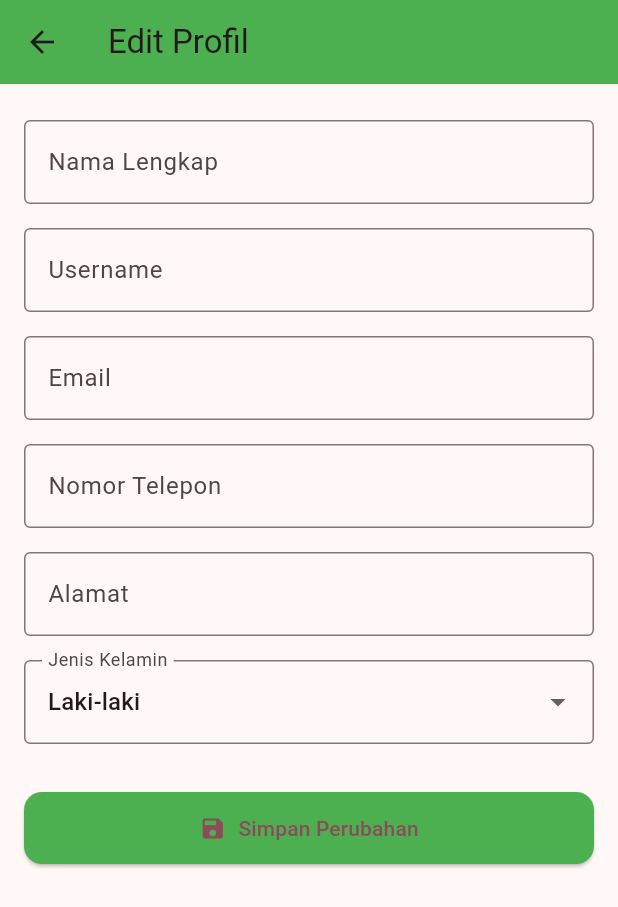
After one commit to art-trnty/Florista, a Flutter app: the screen it shows once a user with an empty profile is signed in, item 4 of the bottom bar chosen, scrolled down 97 dp, after a tap on "Edit Profil", on a phone screen of 412 x 824 dp. The commit adds this screen. Shown: the top 907 px of the screen. Run offline on Flutter 3.47's test engine with Material 3 defaults, Android fonts, the phone set to English and light mode, and no system bars; our stand-ins replace cloud_firestore, firebase_auth, firebase_core, flutter_spinkit, geocoding, geolocator and 2 more; missing offline and left inert: firebase_app_check; accounts and stored records are empty.

Commit message:
Update files
Pembaruan desain edit profile

```diff
--- /dev/null
+++ b/lib/screens/AdditionalFeaturesScreen/EditProfileScreen.dart
@@ -0,0 +1,201 @@
+import 'package:flutter/material.dart';
+import 'package:cloud_firestore/cloud_firestore.dart';
+
+class EditProfileScreen extends StatefulWidget {
+  final Map<String, dynamic> currentData;
+  final DocumentReference userDocRef;
+
+  const EditProfileScreen({
+    super.key,
+    required this.currentData,
+    required this.userDocRef,
+  });
+
+  @override
+  State<EditProfileScreen> createState() => _EditProfileScreenState();
+}
+
+class _EditProfileScreenState extends State<EditProfileScreen> {
+  final _formKey = GlobalKey<FormState>();
+  late TextEditingController nameController;
+  late TextEditingController usernameController;
+  late TextEditingController emailController;
+  late TextEditingController phoneController;
+  late TextEditingController addressController;
+  String gender = 'Laki-laki';
+  bool isSaving = false;
+
+  @override
+  void initState() {
+    super.initState();
+
+    final rawGender = widget.currentData['gender'] ?? 'Laki-laki';
+    final genderList = ['Laki-laki', 'Perempuan'];
+    gender = genderList.contains(rawGender) ? rawGender : 'Laki-laki';
+
+    nameController = TextEditingController(text: widget.currentData['name']);
+    usernameController = TextEditingController(
+      text: widget.currentData['username'],
+    );
+    emailController = TextEditingController(text: widget.currentData['email']);
+    phoneController = TextEditingController(
+      text: widget.currentData['phoneNumber'],
+    );
+    addressController = TextEditingController(
+      text: widget.currentData['address'],
+    );
+  }
+
+  Future<void> _saveChanges() async {
+    if (_formKey.currentState!.validate()) {
+      setState(() => isSaving = true);
+      try {
+        // Ambil semua dokumen user dari koleksi (misal: 'users')
+        final snapshot =
+            await FirebaseFirestore.instance.collection('users').get();
+
+        final newUsername = usernameController.text.trim();
+        final newEmail = emailController.text.trim();
+        final newPhone = phoneController.text.trim();
+
+        bool isDuplicate(String field, String value) {
+          return snapshot.docs.any(
+            (doc) => doc.id != widget.userDocRef.id && doc.get(field) == value,
+          );
+        }
+
+        if (isDuplicate('username', newUsername)) {
+          _showError('Username sudah digunakan.');
+        } else if (isDuplicate('email', newEmail)) {
+          _showError('Email sudah digunakan.');
+        } else if (isDuplicate('phoneNumber', newPhone)) {
+          _showError('Nomor telepon sudah digunakan.');
+        } else {
+          await widget.userDocRef.update({
+            'name': nameController.text.trim(),
+            'username': newUsername,
+            'email': newEmail,
+            'phoneNumber': newPhone,
+            'address': addressController.text.trim(),
+            'gender': gender,
+          });
+          ScaffoldMessenger.of(context).showSnackBar(
+            const SnackBar(content: Text('Profil berhasil diperbarui')),
+          );
+          Navigator.pop(context, true);
+        }
+      } catch (e) {
+        ScaffoldMessenger.of(
+          context,
+        ).showSnackBar(SnackBar(content: Text('Gagal menyimpan: $e')));
+      } finally {
+        setState(() => isSaving = false);
+      }
+    }
+  }
+
+  void _showError(String message) {
+    ScaffoldMessenger.of(context).showSnackBar(
+      SnackBar(content: Text(message), backgroundColor: Colors.red),
+    );
+  }
+
+  @override
+  Widget build(BuildContext context) {
+    return Scaffold(
+      appBar: AppBar(
+        title: const Text('Edit Profil'),
+        backgroundColor: Colors.green,
+      ),
+      body:
+          isSaving
+              ? const Center(child: CircularProgressIndicator())
+              : Padding(
+                padding: const EdgeInsets.all(16.0),
+                child: Form(
+                  key: _formKey,
+                  child: ListView(
+                    children: [
+                      _buildTextField(nameController, 'Nama Lengkap'),
+                      _buildTextField(usernameController, 'Username'),
+                      _buildTextField(
+                        emailController,
+                        'Email',
+                        keyboardType: TextInputType.emailAddress,
+                      ),
+                      _buildTextField(
+                        phoneController,
+                        'Nomor Telepon',
+                        keyboardType: TextInputType.phone,
+                      ),
+                      _buildTextField(addressController, 'Alamat'),
+                      _buildDropdown(
+                        'Jenis Kelamin',
+                        ['Laki-laki', 'Perempuan'],
+                        gender,
+                        (val) => setState(() => gender = val!),
+                      ),
+                      const SizedBox(height: 24),
+                      ElevatedButton.icon(
+                        onPressed: _saveChanges,
+                        icon: const Icon(Icons.save),
+                        label: const Text('Simpan Perubahan'),
+                        style: ElevatedButton.styleFrom(
+                          backgroundColor: Colors.green,
+                          padding: const EdgeInsets.symmetric(vertical: 14),
+                          shape: RoundedRectangleBorder(
+                            borderRadius: BorderRadius.circular(12),
+                          ),
+                        ),
+                      ),
+                    ],
+                  ),
+                ),
+              ),
+    );
+  }
+
+  Widget _buildTextField(
+    TextEditingController controller,
+    String label, {
+    TextInputType keyboardType = TextInputType.text,
+  }) {
+    return Padding(
+      padding: const EdgeInsets.symmetric(vertical: 8),
+      child: TextFormField(
+        controller: controller,
+        keyboardType: keyboardType,
+        decoration: InputDecoration(
+          labelText: label,
+          border: const OutlineInputBorder(),
+        ),
+        validator:
+            (value) =>
+                value == null || value.isEmpty ? 'Tidak boleh kosong' : null,
+      ),
+    );
+  }
+
+  Widget _buildDropdown(
+    String label,
+    List<String> items,
+    String currentValue,
+    void Function(String?) onChanged,
+  ) {
+    return Padding(
+      padding: const EdgeInsets.symmetric(vertical: 8),
+      child: DropdownButtonFormField<String>(
+        value: currentValue,
+        items:
+            items
+                .map((e) => DropdownMenuItem(value: e, child: Text(e)))
+                .toList(),
+        onChanged: onChanged,
+        decoration: InputDecoration(
+          labelText: label,
+          border: const OutlineInputBorder(),
+        ),
+      ),
+    );
+  }
+}
--- a/lib/screens/AdditionalFeaturesScreen/ProfileDetailScreens.dart
+++ b/lib/screens/AdditionalFeaturesScreen/ProfileDetailScreens.dart
@@ -3,6 +3,9 @@ import 'package:cloud_firestore/cloud_firestore.dart';
 import 'package:firebase_auth/firebase_auth.dart';
 import 'package:flutter/material.dart';
 import 'package:image_picker/image_picker.dart';
+import 'package:flutter_spinkit/flutter_spinkit.dart';
+
+import 'package:florista/screens/AdditionalFeaturesScreen/EditProfileScreen.dart';
 import 'package:florista/screens/SignInScreen.dart';
 import 'package:florista/screens/Store/AllStoreScreen.dart';
 import 'package:florista/screens/Store/FavoriteStoreScreen.dart';
@@ -28,7 +31,17 @@ class _ProfileDetailScreenState extends State<ProfileDetailScreen> {
       userDocRef = FirebaseFirestore.instance
           .collection('users')
           .doc(user!.uid);
+      _fetchUserData();
     }
+  }
+
+  void _fetchUserData() async {
+    setState(() => _isLoading = true);
+    final snapshot = await userDocRef.get();
+    setState(() {
+      userData = snapshot.data() as Map<String, dynamic>;
+      _isLoading = false;
+    });
   }
 
   ImageProvider<Object> _getProfileImageProvider(String imageData) {
@@ -53,7 +66,7 @@ class _ProfileDetailScreenState extends State<ProfileDetailScreen> {
 
       try {
         await userDocRef.update({'photoBase64': base64Image});
-        setState(() {}); // Trigger reload UI
+        setState(() {}); // reload
         ScaffoldMessenger.of(context).showSnackBar(
           const SnackBar(content: Text('Foto berhasil diperbarui')),
         );
@@ -124,7 +137,7 @@ class _ProfileDetailScreenState extends State<ProfileDetailScreen> {
       await FirebaseAuth.instance.signOut();
       Navigator.pushReplacement(
         context,
-        MaterialPageRoute(builder: (context) => const SignInScreen()),
+        MaterialPageRoute(builder: (_) => const SignInScreen()),
       );
     }
   }
@@ -139,7 +152,7 @@ class _ProfileDetailScreenState extends State<ProfileDetailScreen> {
       case 1:
         Navigator.pushReplacement(
           context,
-          MaterialPageRoute(builder: (context) => const AllStoresScreen()),
+          MaterialPageRoute(builder: (_) => const AllStoresScreen()),
         );
         break;
       case 2:
@@ -147,7 +160,7 @@ class _ProfileDetailScreenState extends State<ProfileDetailScreen> {
           context,
           MaterialPageRoute(
             builder:
-                (context) => FavoriteStoreScreen(
+                (_) => FavoriteStoreScreen(
                   favoriteStoreIds: const [],
                   allStores: const [],
                   currentUserUid: user?.uid ?? '',
@@ -184,11 +197,7 @@ class _ProfileDetailScreenState extends State<ProfileDetailScreen> {
         backgroundColor: Colors.green,
         centerTitle: true,
         actions: [
-          IconButton(
-            icon: const Icon(Icons.logout),
-            tooltip: 'Logout',
-            onPressed: _logout,
-          ),
+          IconButton(icon: const Icon(Icons.logout), onPressed: _logout),
         ],
       ),
       bottomNavigationBar: BottomNavigationBar(
@@ -206,7 +215,23 @@ class _ProfileDetailScreenState extends State<ProfileDetailScreen> {
           BottomNavigationBarItem(icon: Icon(Icons.person), label: "Profil"),
         ],
       ),
-      body: Container(
+      body: Stack(
+        children: [
+          _buildProfileContent(),
+          if (_isLoading)
+            Container(
+              color: Colors.black.withOpacity(0.3),
+              child: const Center(
+                child: SpinKitFadingCircle(color: Colors.green, size: 60.0),
+              ),
+            ),
+        ],
+      ),
+    );
+  }
+
+  Widget _buildProfileContent() {
+    return Container(
       decoration: BoxDecoration(
         gradient: LinearGradient(
           colors: [Colors.white, Colors.green.shade50],
@@ -219,7 +244,7 @@ class _ProfileDetailScreenState extends State<ProfileDetailScreen> {
         builder: (context, snapshot) {
           if (snapshot.connectionState == ConnectionState.waiting ||
               _isLoading) {
-              return const Center(child: CircularProgressIndicator());
+            return const Center(child: SizedBox.shrink());
           }
 
           if (!snapshot.hasData || !snapshot.data!.exists) {
@@ -281,7 +306,6 @@ class _ProfileDetailScreenState extends State<ProfileDetailScreen> {
                   style: const TextStyle(
                     fontSize: 22,
                     fontWeight: FontWeight.bold,
-                      color: Colors.black87,
                   ),
                 ),
                 const SizedBox(height: 24),
@@ -317,10 +341,21 @@ class _ProfileDetailScreenState extends State<ProfileDetailScreen> {
                 ),
                 const SizedBox(height: 24),
                 ElevatedButton.icon(
-                    onPressed: () {
-                      // Navigasi ke halaman edit profil jika tersedia
+                  onPressed: () async {
+                    final shouldRefresh = await Navigator.push(
+                      context,
+                      MaterialPageRoute(
+                        builder:
+                            (_) => EditProfileScreen(
+                              currentData: userData!,
+                              userDocRef: userDocRef,
+                            ),
+                      ),
+                    );
+
+                    if (shouldRefresh == true) _fetchUserData();
                   },
-                    icon: const Icon(Icons.edit, color: Colors.white),
+                  icon: const Icon(Icons.edit),
                   label: const Text('Edit Profil'),
                   style: ElevatedButton.styleFrom(
                     backgroundColor: Colors.green,
@@ -338,7 +373,6 @@ class _ProfileDetailScreenState extends State<ProfileDetailScreen> {
           );
         },
       ),
-      ),
     );
   }
 }
--- a/pubspec.yaml
+++ b/pubspec.yaml
@@ -33,6 +33,7 @@ dev_dependencies:
   geocoding: ^4.0.0
   url_launcher: ^6.3.1
   url_launcher_web: ^2.4.1
+  flutter_spinkit: ^5.2.1
 
 flutter:
 
```
Also changed, not shown: pubspec.lock. Lines whose indentation alone changed are shown as unchanged.
